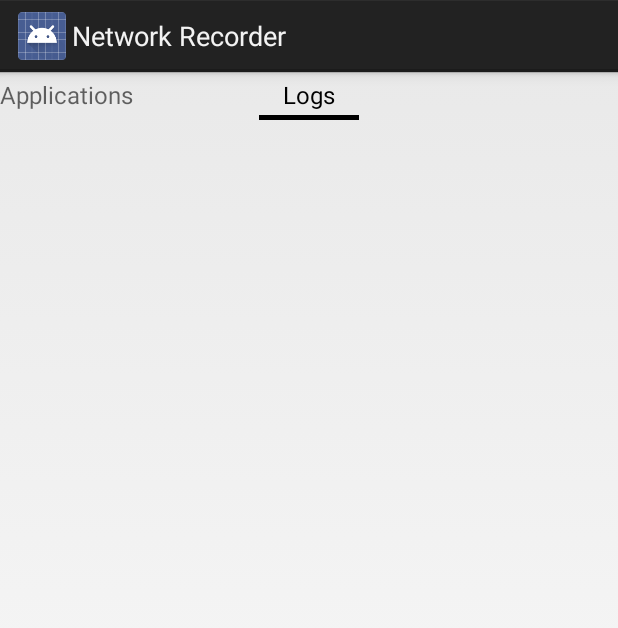
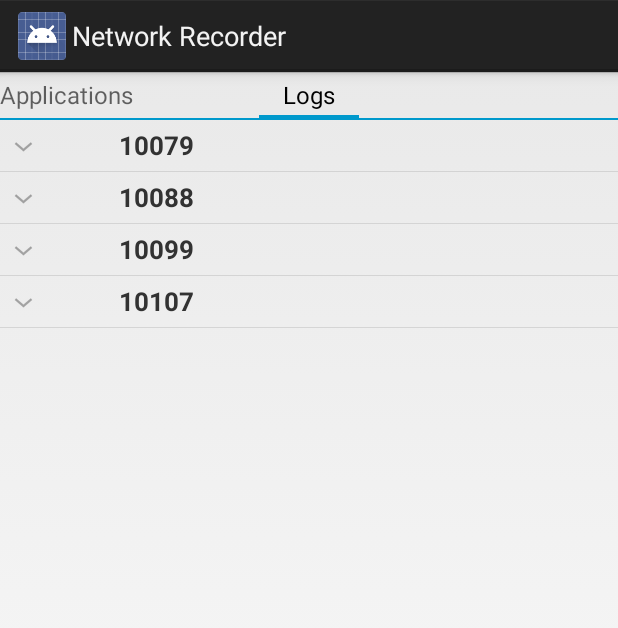
Before and after one commit to blacksmithlabs/NetworkRecorder, an Android app: the screen it shows after launch (MainActivity), after a tap on "Logs", on a phone screen of 412 x 824 dp. Shown: the top 628 px of the screen. Run offline under Robolectric (Android 15) with nearby library versions, the phone set to English and light mode, and no system bars; 1 statement that could not run was skipped.

Commit message:
Getting a basic log fragment working using ExpandableListView. Still need to figure out how click events will be handled

```diff
--- a/Network Recorder/src/main/AndroidManifest.xml
+++ b/Network Recorder/src/main/AndroidManifest.xml
@@ -22,6 +22,7 @@
                 <category android:name="android.intent.category.LAUNCHER" />
             </intent-filter>
         </activity>
+        <activity android:name=".LogListFragment"/>
     </application>
 
     <uses-permission android:name="android.permission.INTERNET" />
--- /dev/null
+++ b/Network Recorder/src/main/java/com/blacksmithlabs/networkrecorder/LogListAdapter.java
@@ -0,0 +1,109 @@
+package com.blacksmithlabs.networkrecorder;
+
+import android.content.Context;
+import android.view.LayoutInflater;
+import android.view.View;
+import android.view.ViewGroup;
+import android.widget.BaseExpandableListAdapter;
+import android.widget.ImageView;
+import android.widget.TextView;
+import com.blacksmithlabs.networkrecorder.helpers.LogHelper;
+
+import java.util.ArrayList;
+import java.util.Arrays;
+import java.util.List;
+
+/**
+ * Created by brian on 6/24/13.
+ */
+public class LogListAdapter extends BaseExpandableListAdapter {
+	private Context context;
+	private LogHelper.LogGroup[] groups;
+
+	public LogListAdapter(Context context, LogHelper.LogGroup[] logGroups) {
+		this.context = context;
+		this.groups = logGroups;
+	}
+
+	@Override
+	public boolean areAllItemsEnabled() {
+		return true;
+	}
+
+	@Override
+	public int getGroupCount() {
+		return groups.length;
+	}
+
+	@Override
+	public int getChildrenCount(int groupIndex) {
+		return groups[groupIndex].logFiles.length;
+	}
+
+	@Override
+	public Object getGroup(int groupIndex) {
+		return groups[groupIndex];
+	}
+
+	@Override
+	public Object getChild(int groupIndex, int childIndex) {
+		return groups[groupIndex].logFiles[childIndex];
+	}
+
+	@Override
+	public long getGroupId(int groupIndex) {
+		return groupIndex;
+	}
+
+	@Override
+	public long getChildId(int groupIndex, int childIndex) {
+		return childIndex;
+	}
+
+	@Override
+	public boolean hasStableIds() {
+		return true;
+	}
+
+	@Override
+	public View getGroupView(int groupIndex, boolean isExpanded, View convertView, ViewGroup parent) {
+		LogHelper.LogGroup group = (LogHelper.LogGroup)getGroup(groupIndex);
+
+		if (convertView == null) {
+			final LayoutInflater inflater = (LayoutInflater)context.getSystemService(Context.LAYOUT_INFLATER_SERVICE);
+			convertView = inflater.inflate(R.layout.log_list_group, null);
+		}
+
+		TextView groupName = (TextView)convertView.findViewById(R.id.log_group_text);
+		groupName.setText(group.app == null ? Integer.toString(group.uid) : group.app.toString());
+
+		ImageView groupIcon = (ImageView)convertView.findViewById(R.id.log_group_icon);
+		group.app.loadIcon(context, groupIcon);
+
+		convertView.setTag(group);
+
+		return convertView;
+	}
+
+	@Override
+	public View getChildView(int groupIndex, int childIndex, boolean isLastChild, View convertView, ViewGroup parent) {
+		LogHelper.LogFile logFile = (LogHelper.LogFile)getChild(groupIndex, childIndex);
+
+		if (convertView == null) {
+			final LayoutInflater inflater = (LayoutInflater)context.getSystemService(Context.LAYOUT_INFLATER_SERVICE);
+			convertView = inflater.inflate(R.layout.log_list_item, null);
+		}
+
+		TextView itemText = (TextView)convertView.findViewById(R.id.log_item_text);
+		itemText.setText(logFile.creationDate);
+
+		convertView.setTag(logFile);
+
+		return convertView;
+	}
+
+	@Override
+	public boolean isChildSelectable(int i, int i2) {
+		return true;
+	}
+}
--- /dev/null
+++ b/Network Recorder/src/main/java/com/blacksmithlabs/networkrecorder/LogListFragment.java
@@ -0,0 +1,102 @@
+package com.blacksmithlabs.networkrecorder;
+
+import android.content.res.Resources;
+import android.os.Bundle;
+import android.support.v4.app.Fragment;
+import android.util.Log;
+import android.view.LayoutInflater;
+import android.view.View;
+import android.view.ViewGroup;
+import android.widget.AdapterView;
+import android.widget.ExpandableListView;
+import android.widget.Toast;
+import com.blacksmithlabs.networkrecorder.helpers.LogHelper;
+import com.blacksmithlabs.networkrecorder.helpers.MessageBox;
+
+import java.util.Arrays;
+import java.util.Comparator;
+
+/**
+ * Created by brian on 6/23/13.
+ */
+public class LogListFragment extends Fragment
+		implements ExpandableListView.OnGroupClickListener, ExpandableListView.OnChildClickListener,
+				LogHelper.LogHandler {
+
+	private ExpandableListView logListView;
+
+	@Override
+	public View onCreateView(LayoutInflater inflater, ViewGroup container, Bundle savedInstanceState) {
+		super.onCreateView(inflater, container, savedInstanceState);
+		return inflater.inflate(R.layout.log_list_fragment, container, false);
+	}
+
+	@Override
+	public void onResume() {
+		super.onResume();
+
+		if (logListView == null) {
+			logListView = (ExpandableListView)getView().findViewById(R.id.log_list);
+			logListView.setOnGroupClickListener(this);
+			logListView.setOnChildClickListener(this);
+			logListView.setOnItemLongClickListener(new AdapterView.OnItemLongClickListener() {
+				@Override
+				public boolean onItemLongClick(AdapterView<?> adapterView, View view, int i, long l) {
+					Log.d("networkrecorder", "Long click: " + view.getTag());
+					return false;
+				}
+			});
+		}
+
+		LogHelper.loadLogs(getActivity(), this, true);
+	}
+
+	@Override
+	public void onPause() {
+		super.onPause();
+	}
+
+
+	@Override
+	public void onLogsLoaded(LogHelper.LogGroup[] logs) {
+		Arrays.sort(logs, new Comparator<LogHelper.LogGroup>() {
+			@Override
+			public int compare(LogHelper.LogGroup lg1, LogHelper.LogGroup lg2) {
+				// Sort alphabetically by app name, if we have it, or uid otherwise
+				if (lg1.app != null && lg2.app != null) {
+					return String.CASE_INSENSITIVE_ORDER.compare(lg1.app.names[0], lg2.app.names[0]);
+				} else {
+					return (lg1.uid < lg2.uid) ? -1 : 1;
+				}
+			}
+		});
+
+		logListView.setAdapter(new LogListAdapter(getActivity(), logs));
+	}
+
+	@Override
+	public void onLogsLoadError(String error) {
+		final Resources resources = getActivity().getResources();
+
+		final String errorMessage;
+		if (error == null || error.isEmpty()) {
+			errorMessage = resources.getString(R.string.reading_logs_error);
+		} else {
+			errorMessage = resources.getString(R.string.reading_logs_error_message, error);
+		}
+
+		MessageBox.alert(getActivity(), errorMessage);
+	}
+
+	@Override
+	public boolean onGroupClick(ExpandableListView expandableListView, View view, int i, long l) {
+		Toast.makeText(getActivity(), "Group clicked", Toast.LENGTH_SHORT).show();
+		return false;
+	}
+
+	@Override
+	public boolean onChildClick(ExpandableListView expandableListView, View view, int i, int i2, long l) {
+		Toast.makeText(getActivity(), "Child clicked", Toast.LENGTH_SHORT).show();
+		return false;
+	}
+}
--- a/Network Recorder/src/main/java/com/blacksmithlabs/networkrecorder/MainActivity.java
+++ b/Network Recorder/src/main/java/com/blacksmithlabs/networkrecorder/MainActivity.java
@@ -32,17 +32,8 @@ public class MainActivity extends FragmentActivity {
 	    pager.setAdapter(pageAdapter);
 
 	    PagerTabStrip tabs = (PagerTabStrip)findViewById(R.id.main_pager_title);
-	    tabs.setDrawFullUnderline(false);
+	    tabs.setTabIndicatorColor(getResources().getColor(android.R.color.holo_blue_dark));
     }
-
-/*
-    @Override
-    public boolean onCreateOptionsMenu(Menu menu) {
-        // Inflate the menu; this adds items to the action bar if it is present.
-        getMenuInflater().inflate(R.menu.main, menu);
-        return true;
-    }
-*/
 
 	private List<Fragment> getFragments() {
 		final List<Fragment> fragments = new ArrayList<Fragment>();
@@ -62,9 +53,9 @@ public class MainActivity extends FragmentActivity {
 		});
 		fragments.add(appListFragment);
 
-		// TODO make into the log fragment
-		final Fragment logFragment = new Fragment();
-		fragments.add(logFragment);
+		final LogListFragment logListFragment = new LogListFragment();
+		// TODO click handler? Or do we want that in the fragment?
+		fragments.add(logListFragment);
 
 		return fragments;
 	}
--- a/Network Recorder/src/main/java/com/blacksmithlabs/networkrecorder/helpers/ApplicationHelper.java
+++ b/Network Recorder/src/main/java/com/blacksmithlabs/networkrecorder/helpers/ApplicationHelper.java
@@ -16,6 +16,7 @@ import com.blacksmithlabs.networkrecorder.R;
 import java.util.HashMap;
 import java.util.HashSet;
 import java.util.List;
+import java.util.Map;
 
 /**
  * Created by brian on 6/22/13.
@@ -23,7 +24,21 @@ import java.util.List;
 public class ApplicationHelper {
 
 	// Cached applications
+	protected static Map<Integer, DroidApp> applicationLookup = null;
 	protected static DroidApp applications[] = null;
+
+	/**
+	 * Get specific information about an app. Not - only works after loadApps has been called
+	 * @depends loadApps
+	 * @param uid the UID of the app
+	 * @return the App information
+	 */
+	public static DroidApp getAppInfo(int uid) {
+		if (applicationLookup == null)
+			return null;
+
+		return applicationLookup.get(uid);
+	}
 
 	/**
 	 * Get all the installed network applications
@@ -52,7 +67,7 @@ public class ApplicationHelper {
 			public void handleMessage(Message msg) {
 				try
 				{
-					loadApps(ctx);
+					readApps(ctx);
 				}
 				catch (Exception ex)
 				{
@@ -78,8 +93,9 @@ public class ApplicationHelper {
 	/**
 	 * Do the heavy lifting of loading the applications
 	 * @param ctx application context (mandatory)
+	 * @throws Exception
 	 */
-	private static void loadApps(Context ctx) throws Exception {
+	private static void readApps(Context ctx) throws Exception {
 		final SharedPreferences preferences = ctx.getSharedPreferences(Constants.PREFS_NAME, Context.MODE_PRIVATE);
 		// Allowed application names separated by pipe '|' (persisted)
 		final String savedUid = preferences.getString(Constants.PREF_SELECTED_UID, "");
@@ -94,8 +110,9 @@ public class ApplicationHelper {
 
 		final PackageManager pkgManager = ctx.getPackageManager();
 		final List<ApplicationInfo> installed = pkgManager.getInstalledApplications(0);
-		final HashMap<Integer, DroidApp> map = new HashMap<Integer, DroidApp>();
 		final SharedPreferences.Editor edit = preferences.edit();
+
+		applicationLookup = new HashMap<Integer, DroidApp>();
 
 		boolean changed = false;
 		String name = null;
@@ -104,7 +121,7 @@ public class ApplicationHelper {
 
 		for (final ApplicationInfo apInfo : installed) {
 			boolean firstseen = false;
-			app = map.get(apInfo.uid);
+			app = applicationLookup.get(apInfo.uid);
 			// Filter applications which are not allowed to access the Internet
 			if (app == null && PackageManager.PERMISSION_GRANTED != pkgManager.checkPermission(android.Manifest.permission.INTERNET, apInfo.packageName)) {
 				continue;
@@ -130,7 +147,7 @@ public class ApplicationHelper {
 				app.uid = apInfo.uid;
 				app.names = new String[] { name };
 				app.appinfo = apInfo;
-				map.put(apInfo.uid, app);
+				applicationLookup.put(apInfo.uid, app);
 			} else {
 				final String newnames[] = new String[app.names.length + 1];
 				System.arraycopy(app.names, 0, newnames, 0, app.names.length);
@@ -154,17 +171,17 @@ public class ApplicationHelper {
 				// TODO add in kernel and other apps when we support them
 		};
 		for (DroidApp dapp : special) {
-			if (dapp.uid != -1 && !map.containsKey(dapp.uid)) {
+			if (dapp.uid != -1 && !applicationLookup.containsKey(dapp.uid)) {
 				// Is it selected?
 				if (selected.contains(dapp.uid)) {
 					dapp.selected = true;
 				}
-				map.put(dapp.uid, dapp);
+				applicationLookup.put(dapp.uid, dapp);
 			}
 		}
 
 		// Convert the map into an array
-		applications = map.values().toArray(new DroidApp[map.size()]);
+		applications = applicationLookup.values().toArray(new DroidApp[applicationLookup.size()]);
 	}
 
 	private static void onAppsLoaded(ApplicationHandler handler) {
--- /dev/null
+++ b/Network Recorder/src/main/java/com/blacksmithlabs/networkrecorder/helpers/LogHelper.java
@@ -0,0 +1,166 @@
+package com.blacksmithlabs.networkrecorder.helpers;
+
+import android.app.ProgressDialog;
+import android.content.Context;
+import android.content.res.Resources;
+import android.os.Handler;
+import android.os.Message;
+import com.blacksmithlabs.networkrecorder.R;
+
+import java.io.BufferedReader;
+import java.util.ArrayList;
+import java.util.Arrays;
+import java.util.HashMap;
+
+/**
+ * Created by brian on 6/23/13.
+ */
+public class LogHelper {
+
+	protected static LogGroup logs[] = null;
+
+	public static void loadLogs(final Context ctx, final LogHandler handler, boolean showProgress) {
+		if (logs != null) {
+			onLogsLoaded(handler);
+			return;
+		}
+
+		final ProgressDialog progress;
+		if (showProgress) {
+			final Resources resources = ctx.getResources();
+			progress = ProgressDialog.show(ctx, resources.getString(R.string.working), resources.getString(R.string.reading_logs), true);
+		} else {
+			progress = null;
+		}
+
+		final Handler loadLogsHandler = new Handler() {
+			@Override
+			public void handleMessage(Message msg) {
+				try
+				{
+					readLogs(ctx);
+				}
+				catch (Exception ex)
+				{
+					onLogsLoadError(handler, ex.getMessage());
+					return;
+				}
+				finally
+				{
+					if (progress != null) {
+						try {
+							progress.dismiss();
+						} catch (Exception ex) {
+							// Oh well, we tried
+						}
+					}
+				}
+
+				onLogsLoaded(handler);
+			}
+		};
+
+
+		// Make sure we have the apps loaded (so we can get their icons), then load our log files
+		ApplicationHelper.loadApps(ctx, new ApplicationHelper.ApplicationHandler() {
+			@Override
+			public void onAppsLoaded(ApplicationHelper.DroidApp[] applications) {
+				loadLogsHandler.sendEmptyMessage(0);
+			}
+			@Override
+			public void onAppsLoadError(String error) {
+				// I guess we won't have icons :'(
+				loadLogsHandler.sendEmptyMessage(0);
+			}
+		}, false);
+	}
+
+	/**
+	 * Do the heavy lifting for loading the log files
+	 * @param ctx application context (mandatory)
+	 * @throws Exception
+	 */
+	private static void readLogs(Context ctx) throws Exception {
+		HashMap<Integer, ArrayList<LogFile>> logGroups = new HashMap<Integer, ArrayList<LogFile>>();
+
+		// TODO actually implement
+		ArrayList<LogFile> tmpFiles = new ArrayList<LogFile>();
+		tmpFiles.add(new LogFile("tmpFile1", "2013-06-24 00:34:00"));
+		tmpFiles.add(new LogFile("tmpFile2", "2013-06-24 00:00:00"));
+		logGroups.put(10079, tmpFiles);
+		logGroups.put(10099, tmpFiles);
+		logGroups.put(10088, tmpFiles);
+		logGroups.put(10107, tmpFiles);
+
+
+		// Convert to our log group array
+		LogGroup[] groups = new LogGroup[logGroups.size()];
+
+		int i = 0;
+		for (HashMap.Entry<Integer, ArrayList<LogFile>> entry : logGroups.entrySet()) {
+			LogGroup group = new LogGroup();
+			group.uid = entry.getKey();
+
+			ArrayList<LogFile> logFiles = entry.getValue();
+			group.logFiles = logFiles.toArray(new LogFile[logFiles.size()]);
+
+			// Get the application information if we can
+			group.app = ApplicationHelper.getAppInfo(group.uid);
+
+			// Add it to the list
+			groups[i++] = group;
+		}
+
+		// To make it thread-safe, we put it all in a temporary variable, then assign everything in one operation
+		logs = groups;
+	}
+
+	private static void onLogsLoaded(LogHandler handler) {
+		if (handler != null) {
+			handler.onLogsLoaded(logs);
+		}
+	}
+
+	private static void onLogsLoadError(LogHandler handler, String error) {
+		if (handler != null) {
+			handler.onLogsLoadError(error);
+		}
+	}
+
+	public static interface LogHandler {
+		public void onLogsLoaded(LogGroup[] logs);
+		public void onLogsLoadError(String error);
+	}
+
+	/**
+	 * Small structure to hold a group of logs associated with a given application
+	 */
+	public static final class LogGroup {
+		/** linux user id of the application */
+		public int uid;
+		/** application associate with the log file (optional) */
+		public ApplicationHelper.DroidApp app;
+		/** log files for this group */
+		public LogFile[] logFiles;
+	}
+
+	/**
+	 * Small class to hold log file information
+	 */
+	public static final class LogFile {
+		public String fileName;
+		public String creationDate;
+
+		public LogFile() {
+		}
+		public LogFile(String fileName, String creationDate) {
+			this.fileName = fileName;
+			this.creationDate = creationDate;
+		}
+
+		public BufferedReader getContents() {
+			// TODO implement
+			return null;
+		}
+	}
+}
--- /dev/null
+++ b/Network Recorder/src/main/res/layout/log_list_fragment.xml
@@ -0,0 +1,9 @@
+<?xml version="1.0" encoding="utf-8"?>
+
+<ExpandableListView xmlns:android="http://schemas.android.com/apk/res/android"
+                    android:id="@+id/log_list"
+                    android:orientation="vertical"
+                    android:layout_width="match_parent"
+                    android:layout_height="match_parent">
+
+</ExpandableListView>
--- /dev/null
+++ b/Network Recorder/src/main/res/layout/log_list_group.xml
@@ -0,0 +1,23 @@
+<?xml version="1.0" encoding="utf-8"?>
+
+<LinearLayout xmlns:android="http://schemas.android.com/apk/res/android"
+              android:orientation="horizontal"
+              android:layout_width="match_parent"
+              android:layout_height="wrap_content">
+
+    <ImageView android:id="@+id/log_group_icon"
+               android:layout_width="34dip"
+               android:layout_height="34dip"
+               android:layout_marginLeft="40dip"
+               android:layout_gravity="center_vertical|left" />
+
+    <TextView android:id="@+id/log_group_text"
+              android:layout_width="match_parent"
+              android:layout_height="wrap_content"
+              android:layout_gravity="center_vertical|left"
+              android:paddingLeft="5dip"
+              android:paddingRight="5dip"
+              android:textStyle="bold"
+              android:textSize="17dip" />
+
+</LinearLayout>
--- a/Network Recorder/src/main/res/values/strings.xml
+++ b/Network Recorder/src/main/res/values/strings.xml
@@ -5,9 +5,14 @@
     <string name="action_settings">Settings</string>
 
     <string name="working">Working...</string>
+
     <string name="reading_apps">Reading installed applications</string>
     <string name="reading_apps_error">Error reading installed applications</string>
     <string name="reading_apps_error_message">Error reading installed applications: %1</string>
+
+    <string name="reading_logs">Reading recorded logs</string>
+    <string name="reading_logs_error">Error reading recorded logs</string>
+    <string name="reading_logs_error_message">Error reading recorded logs: %1</string>
 
     <string name="title_applications">Applications</string>
     <string name="title_logs">Logs</string>
```
Also changed, not shown: Network Recorder/src/main/java/com/blacksmithlabs/networkrecorder/ApplicationListFragment.java (+7 -6 lines), Network Recorder/src/main/res/layout/log_list_item.xml (added, +14 -0 lines).
